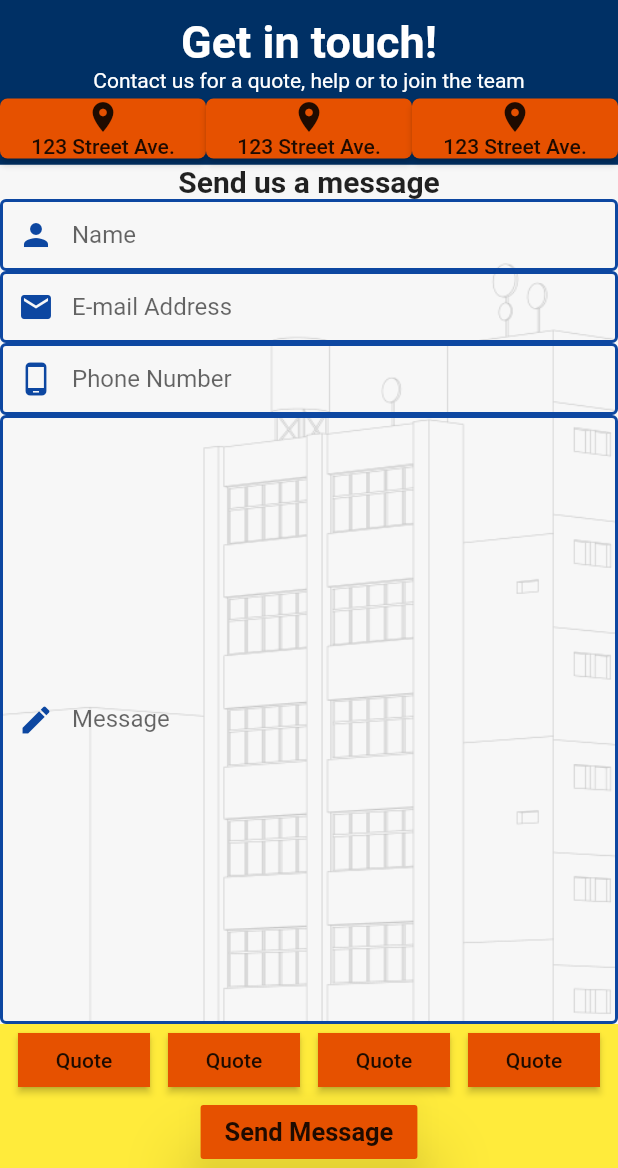
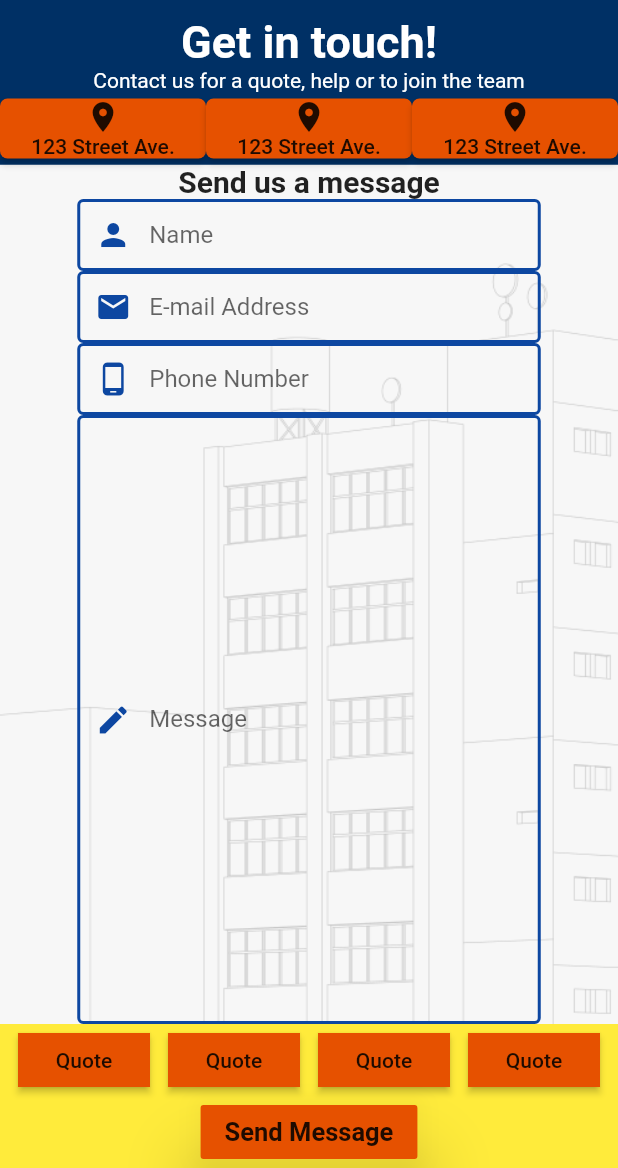
Before and after one commit to JosephLattisaw/hydris, a Flutter app: the screen it shows after launch, on a phone screen of 412 x 824 dp, the part 68-1236 px from its top. Run offline on Flutter 3.47's test engine with Material 2 defaults, Android fonts, the phone set to English and light mode, and no system bars.

Commit message:
updated sizes of text fields to be more visually appealing

```diff
--- a/hydris/lib/contact_screen.dart
+++ b/hydris/lib/contact_screen.dart
@@ -117,6 +117,7 @@ class _ContactScreenState extends State<ContactScreen> {
                     style: TextStyle(fontSize: 20, fontWeight: FontWeight.bold),
                   ),
                   Container(
+                    width: MediaQuery.of(context).size.width * .75,
                     child: Column(
                       children: [
                         TextField(
@@ -181,6 +182,7 @@ class _ContactScreenState extends State<ContactScreen> {
                   Expanded(
                     child: Container(
                       height: double.infinity,
+                      width: MediaQuery.of(context).size.width * .75,
                       child: TextField(
                         keyboardType: TextInputType.multiline,
                         decoration: InputDecoration(
```
